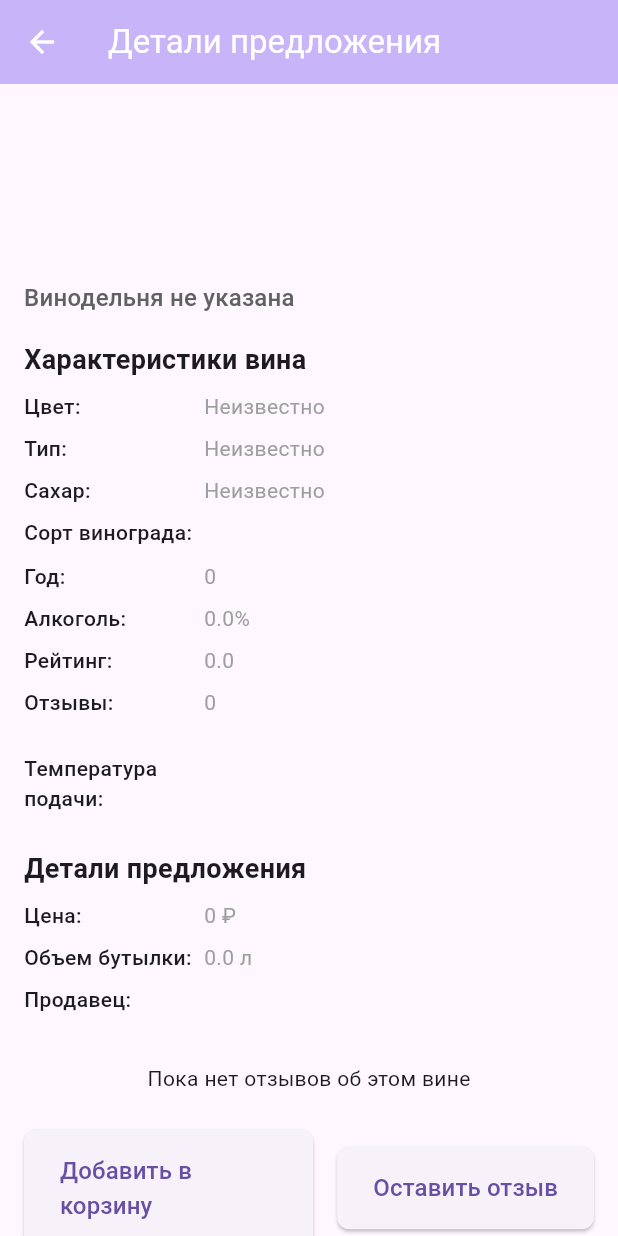
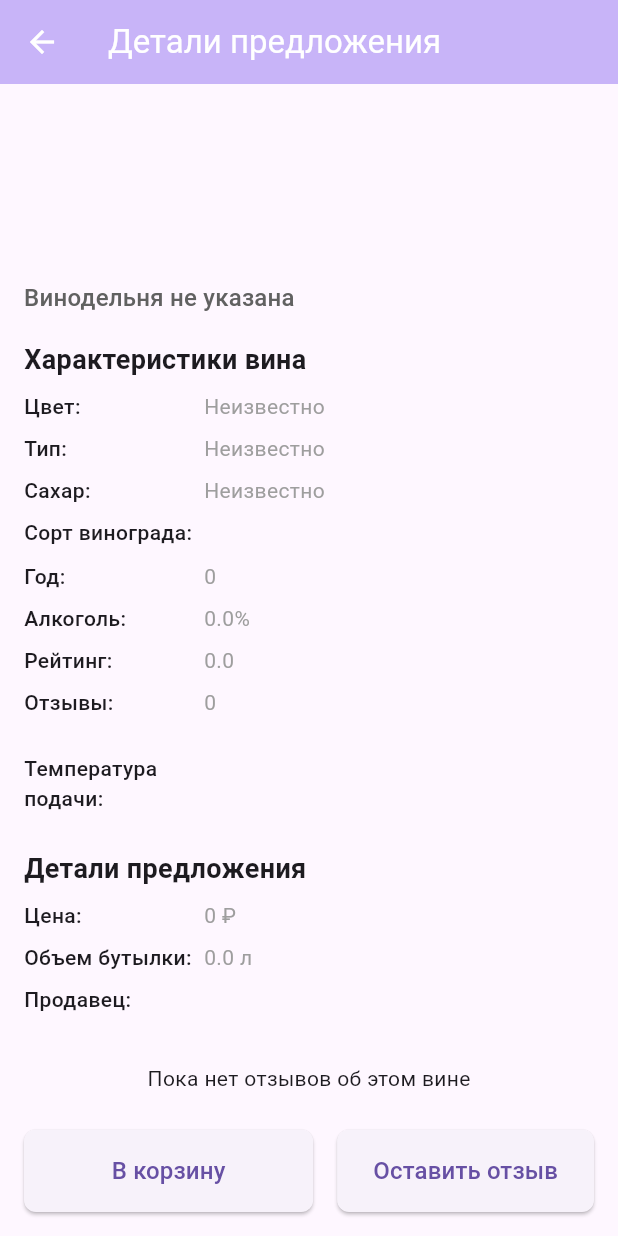
Before and after one commit to IndustryRU/winepool_final, a Flutter app: the OfferDetailsScreen screen opened directly with empty values, scrolled down 191 dp, on a phone screen of 412 x 824 dp. Run offline on Flutter 3.47's test engine with Material 3 defaults, Android fonts, the light colour scheme and no system bars; our stand-ins replace cached_network_image, flutter_hooks, flutter_riverpod, freezed_annotation, go_router, hooks_riverpod and 5 more; missing offline and left inert: pigeon; accounts and stored records are empty; generated files the repository leaves out were written again.

Commit message:
Небольшие корректировки

```diff
--- a/lib/features/offers/presentation/offer_details_screen.dart
+++ b/lib/features/offers/presentation/offer_details_screen.dart
@@ -201,7 +201,7 @@ class OfferDetailsScreen extends ConsumerWidget {
                           ),
                         ),
                         child: const Text(
-                          'Добавить в корзину',
+                          'В корзину',
                           style: TextStyle(fontSize: 16),
                         ),
                       ),
```
